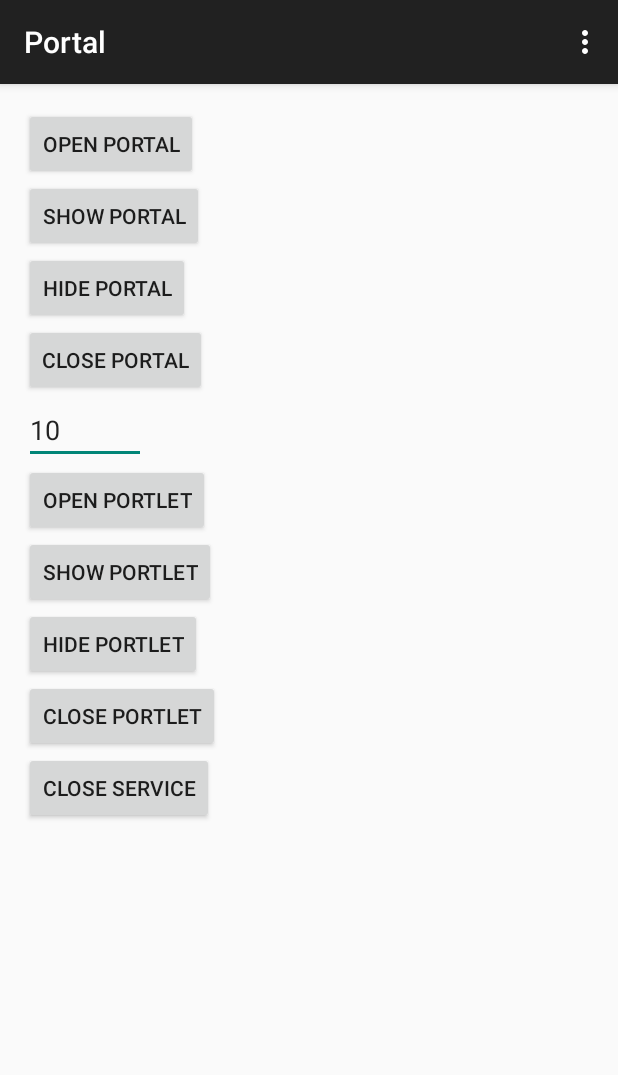
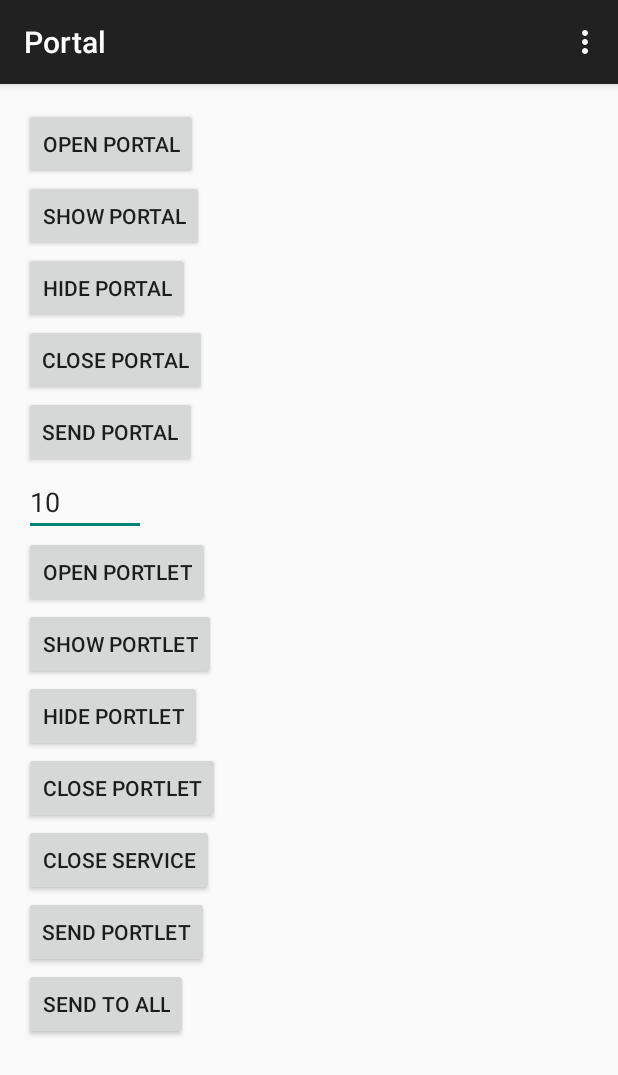
Before and after one commit to workarounds/portal, an Android app: the screen it shows after launch (MainActivity), on a phone screen of 412 x 824 dp. Shown: the top 1075 px of the screen. Run offline under Robolectric (Android 15) with nearby library versions, the phone set to English and light mode, and no system bars; our stand-ins replace ButterKnife.

Commit message:
Adds some testing code for send data

```diff
--- a/app/src/main/java/in/workarounds/samples/portal/ButtonListener.java
+++ b/app/src/main/java/in/workarounds/samples/portal/ButtonListener.java
@@ -1,6 +1,7 @@
 package in.workarounds.samples.portal;
 
 import android.content.Context;
+import android.os.Bundle;
 import android.view.View;
 import android.widget.EditText;
 
@@ -29,6 +30,8 @@ public class ButtonListener implements View.OnClickListener {
 
     @Override
     public void onClick(View v) {
+        Bundle bundle = new Bundle();
+        bundle.putString("key", "hi");
         switch (v.getId()) {
             case R.id.btn_open_portal:
                 Portal.with(context).type(TestPortal.class).open();
@@ -42,6 +45,8 @@ public class ButtonListener implements View.OnClickListener {
             case R.id.btn_close_portal:
                 Portal.with(context).close();
                 break;
+            case R.id.btn_send_portal:
+                Portal.with(context).type(TestPortal.class).data(bundle).send();
             case R.id.btn_open_portlet:
                 Portlet.with(context).id(getIdFromET()).type(TestPortlet.class).open();
                 break;
@@ -54,9 +59,13 @@ public class ButtonListener implements View.OnClickListener {
             case R.id.btn_close_portlet:
                 Portlet.with(context).id(getIdFromET()).close();
                 break;
+            case R.id.btn_send_portlet:
+                Portlet.with(context).type(TestPortlet.class).id(getIdFromET()).data(bundle).send();
             case R.id.btn_close_service:
                 PortalManager.close(context);
                 break;
+            case R.id.btn_send_to_all:
+                PortalManager.send(context, bundle);
         }
     }
 }
--- a/app/src/main/java/in/workarounds/samples/portal/MainActivity.java
+++ b/app/src/main/java/in/workarounds/samples/portal/MainActivity.java
@@ -19,6 +19,8 @@ public class MainActivity extends AppCompatActivity {
     Button hideButton;
     @Bind(R.id.btn_close_portal)
     Button closeButton;
+    @Bind(R.id.btn_send_portal)
+    Button sendButton;
     @Bind(R.id.et_portlet_id)
     EditText editText;
     @Bind(R.id.btn_open_portlet)
@@ -29,6 +31,10 @@ public class MainActivity extends AppCompatActivity {
     Button hideButtonPortlet;
     @Bind(R.id.btn_close_portlet)
     Button closeButtonPortlet;
+    @Bind(R.id.btn_send_portlet)
+    Button sendButtonPortlet;
+    @Bind(R.id.btn_send_to_all)
+    Button sendToAllButton;
     @Bind(R.id.btn_close_service)
     Button closeServiceButton;
 
@@ -44,10 +50,13 @@ public class MainActivity extends AppCompatActivity {
         showButton.setOnClickListener(listener);
         hideButton.setOnClickListener(listener);
         closeButton.setOnClickListener(listener);
+        sendButton.setOnClickListener(listener);
         openButtonPortlet.setOnClickListener(listener);
         showButtonPortlet.setOnClickListener(listener);
         hideButtonPortlet.setOnClickListener(listener);
         closeButtonPortlet.setOnClickListener(listener);
+        sendButtonPortlet.setOnClickListener(listener);
+        sendToAllButton.setOnClickListener(listener);
         closeServiceButton.setOnClickListener(listener);
     }
 
--- a/app/src/main/java/in/workarounds/samples/portal/TestPortal.java
+++ b/app/src/main/java/in/workarounds/samples/portal/TestPortal.java
@@ -4,6 +4,7 @@ import android.content.Context;
 import android.os.Bundle;
 import android.util.Log;
 import android.widget.Button;
+import android.widget.Toast;
 
 import butterknife.Bind;
 import butterknife.ButterKnife;
@@ -62,4 +63,10 @@ public class TestPortal extends Portal {
         super.onDestroy();
         Log.d(TAG, "onDestroy called");
     }
+
+    @Override
+    protected void onData(Bundle data) {
+        super.onData(data);
+        Toast.makeText(this, data.getString("key"), Toast.LENGTH_LONG).show();
+    }
 }
--- a/app/src/main/java/in/workarounds/samples/portal/TestPortlet.java
+++ b/app/src/main/java/in/workarounds/samples/portal/TestPortlet.java
@@ -5,6 +5,7 @@ import android.os.Bundle;
 import android.util.Log;
 import android.view.View;
 import android.widget.TextView;
+import android.widget.Toast;
 
 import butterknife.Bind;
 import butterknife.ButterKnife;
@@ -26,6 +27,7 @@ public class TestPortlet extends Portlet {
     protected void onCreate(Bundle bundle) {
         super.onCreate(bundle);
         setContentView(R.layout.portlet_test);
+        Toast.makeText(this, bundle.getString("key"), Toast.LENGTH_LONG).show();
         ButterKnife.bind(this, getView());
         textView.setText(Integer.toString(getId()));
 
@@ -36,4 +38,10 @@ public class TestPortlet extends Portlet {
             }
         });
     }
+
+    @Override
+    protected void onData(Bundle data) {
+        super.onData(data);
+        Toast.makeText(this, data.getString("key"), Toast.LENGTH_LONG).show();
+    }
 }
--- a/app/src/main/res/layout/activity_main.xml
+++ b/app/src/main/res/layout/activity_main.xml
@@ -1,64 +1,95 @@
-<LinearLayout xmlns:android="http://schemas.android.com/apk/res/android"
-    xmlns:tools="http://schemas.android.com/tools" android:layout_width="match_parent"
-    android:layout_height="match_parent" android:paddingLeft="@dimen/activity_horizontal_margin"
+<ScrollView xmlns:android="http://schemas.android.com/apk/res/android"
+    android:layout_width="match_parent"
+    android:layout_height="match_parent">
+
+    <LinearLayout xmlns:tools="http://schemas.android.com/tools"
+        android:layout_width="match_parent"
+        android:layout_height="match_parent"
+        android:orientation="vertical"
+        android:paddingBottom="@dimen/activity_vertical_margin"
+        android:paddingLeft="@dimen/activity_horizontal_margin"
         android:paddingRight="@dimen/activity_horizontal_margin"
         android:paddingTop="@dimen/activity_vertical_margin"
-    android:orientation="vertical"
-    android:paddingBottom="@dimen/activity_vertical_margin" tools:context=".MainActivity">
+        tools:context=".MainActivity">
 
         <Button
             android:id="@+id/btn_open_portal"
-        android:text="Open Portal"
             android:layout_width="wrap_content"
-        android:layout_height="wrap_content" />
+            android:layout_height="wrap_content"
+            android:text="Open Portal" />
+
         <Button
             android:id="@+id/btn_show_portal"
-        android:text="Show Portal"
             android:layout_width="wrap_content"
-        android:layout_height="wrap_content" />
+            android:layout_height="wrap_content"
+            android:text="Show Portal" />
+
         <Button
             android:id="@+id/btn_hide_portal"
-        android:text="Hide Portal"
             android:layout_width="wrap_content"
-        android:layout_height="wrap_content" />
+            android:layout_height="wrap_content"
+            android:text="Hide Portal" />
+
         <Button
             android:id="@+id/btn_close_portal"
-        android:text="Close Portal"
             android:layout_width="wrap_content"
-        android:layout_height="wrap_content" />
+            android:layout_height="wrap_content"
+            android:text="Close Portal" />
+
+        <Button
+            android:id="@+id/btn_send_portal"
+            android:layout_width="wrap_content"
+            android:layout_height="wrap_content"
+            android:text="Send Portal" />
 
         <EditText
             android:id="@+id/et_portlet_id"
+            android:layout_width="wrap_content"
+            android:layout_height="wrap_content"
             android:hint="Portlet id"
-        android:text="10"
-        android:layout_width="wrap_content"
-        android:layout_height="wrap_content" />
+            android:text="10" />
 
         <Button
             android:id="@+id/btn_open_portlet"
-        android:text="Open Portlet"
             android:layout_width="wrap_content"
-        android:layout_height="wrap_content" />
+            android:layout_height="wrap_content"
+            android:text="Open Portlet" />
+
         <Button
             android:id="@+id/btn_show_portlet"
-        android:text="Show Portlet"
             android:layout_width="wrap_content"
-        android:layout_height="wrap_content" />
+            android:layout_height="wrap_content"
+            android:text="Show Portlet" />
+
         <Button
             android:id="@+id/btn_hide_portlet"
-        android:text="Hide Portlet"
             android:layout_width="wrap_content"
-        android:layout_height="wrap_content" />
+            android:layout_height="wrap_content"
+            android:text="Hide Portlet" />
+
         <Button
             android:id="@+id/btn_close_portlet"
-        android:text="Close Portlet"
             android:layout_width="wrap_content"
-        android:layout_height="wrap_content" />
+            android:layout_height="wrap_content"
+            android:text="Close Portlet" />
 
         <Button
             android:id="@+id/btn_close_service"
-        android:text="Close service"
             android:layout_width="wrap_content"
-        android:layout_height="wrap_content" />
+            android:layout_height="wrap_content"
+            android:text="Close service" />
+
+        <Button
+            android:id="@+id/btn_send_portlet"
+            android:layout_width="wrap_content"
+            android:layout_height="wrap_content"
+            android:text="Send Portlet" />
+
+        <Button
+            android:id="@+id/btn_send_to_all"
+            android:layout_width="wrap_content"
+            android:layout_height="wrap_content"
+            android:text="Send to all" />
 
     </LinearLayout>
+</ScrollView>
```
Lines whose indentation alone changed are shown as unchanged.
